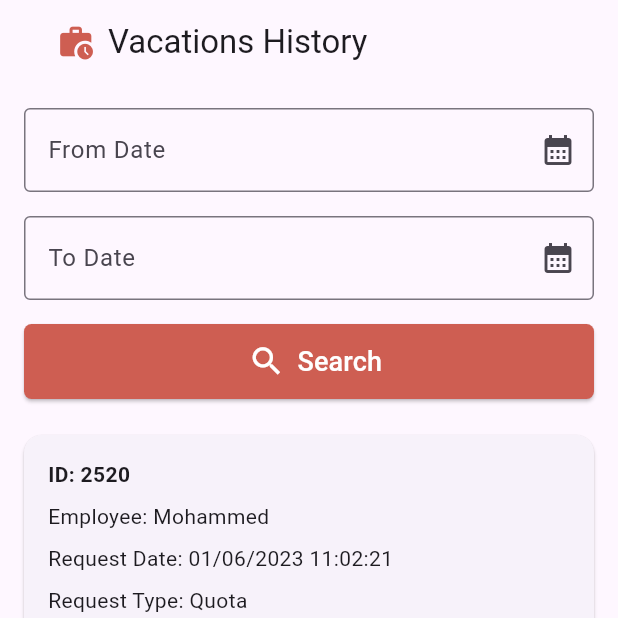
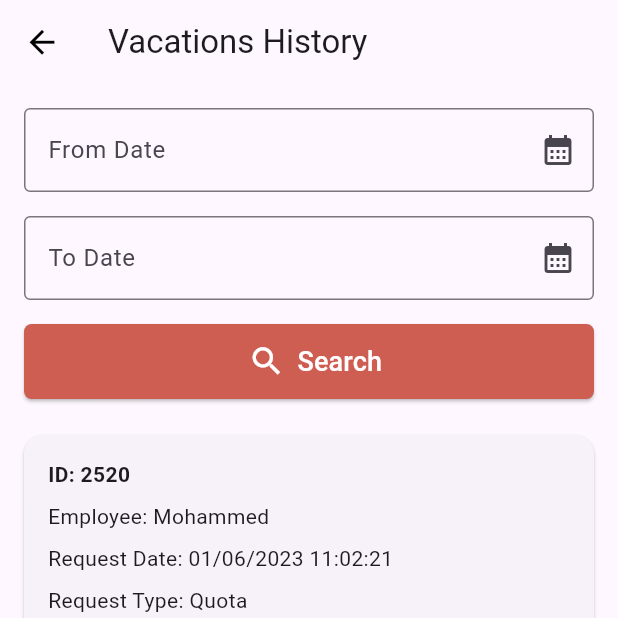
Before and after one commit to momenala7sere/hr-ui, a Flutter app: the VacationHistoryScreen screen opened directly, on a phone screen of 412 x 824 dp, the top half of it. Run offline on Flutter 3.47's test engine with Material 3 defaults, Android fonts, the phone set to English and light mode, and no system bars.

```diff
--- a/lib/screens/Track_My_Request.dart
+++ b/lib/screens/Track_My_Request.dart
@@ -94,9 +94,7 @@ class _TrackMyRequestState extends State<TrackMyRequest> {
       appBar: AppBar(
   title: const Row( // Use Row to position elements horizontally
     children: [
-      Icon(
-        Icons.route,color:  Color(0xffCE5E52), // Choose an appropriate icon (e.g., Icons.search for search functionality)
-      ),
+
       SizedBox(width: 8.0), // Add spacing between icon and title
       Text('Track My Requests'),
     ],
--- a/lib/screens/Vacation_History.dart
+++ b/lib/screens/Vacation_History.dart
@@ -1,4 +1,5 @@
 import 'package:flutter/material.dart';
+import 'package:hr/screens/home/HomePage.dart';
 import 'package:intl/intl.dart';
 
 void main() {
@@ -25,18 +26,18 @@ class VacationHistoryScreen extends StatelessWidget {
     return Scaffold(
       appBar: AppBar(
         title: const Text('Vacations History'),
-        leading: Padding(
-          padding: const EdgeInsets.only(left: 30),
-          child: IconButton(
-            icon: const Icon(
-              Icons.work_history,
-              size: 25,
-              color: Color(0xffCE5E52),
-            ), // You can choose any icon from the Icons class
-            onPressed: () {
-              // Add functionality for icon press (optional)
-            },
+        leading: IconButton(
+          icon: const Icon(
+            Icons.arrow_back,
+            size: 25,
+            color: Color.fromARGB(255, 0, 0, 0),
           ),
+          onPressed: () {
+            Navigator.pushReplacement(
+              context,
+              MaterialPageRoute(builder: (context) => const HomePage ()),
+            );
+          },
         ),
       ),
       body: const Padding(
--- a/lib/screens/home/HomePage.dart
+++ b/lib/screens/home/HomePage.dart
@@ -1,5 +1,4 @@
 import 'package:flutter/material.dart';
-
 import 'components/DashboardCard.dart';
 import 'components/Drawer.dart';
 import 'dto/CardItems.dart';
--- a/lib/screens/home/forms/LeaveRequestForm.dart
+++ b/lib/screens/home/forms/LeaveRequestForm.dart
@@ -4,6 +4,6 @@ class LeaveRequestForm extends StatelessWidget {
   const LeaveRequestForm({super.key});
   @override
   Widget build(BuildContext context) {
-    return Scaffold(appBar: AppBar(title: const Text('Leave Request Form')));
+    return Scaffold(appBar: AppBar(title: const Text('Leave Request Forms')));
   }
 }
```
Also changed, not shown: lib/screens/Leave_History.dart (+12 -11 lines), lib/screens/Leave_Requeste.dart (+32 -2 lines), lib/screens/ResetPasswordPage.dart (+3 -7 lines), lib/screens/home/dto/CardItems.dart (+6 -10 lines), lib/screens/hr/Hr_History.dart (+9 -13 lines), lib/screens/main/router/Router.dart (+6 -1 lines), pubspec.lock.
